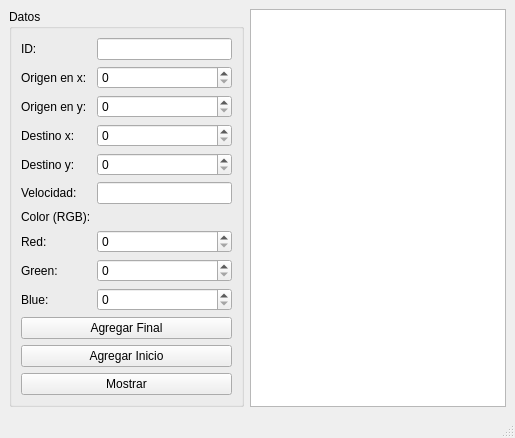
Before: the Qt Designer form mainwindow.ui in Antonio-Hdez/Prueba-interfazgrafica-antoniohdez, drawn with Qt 5.
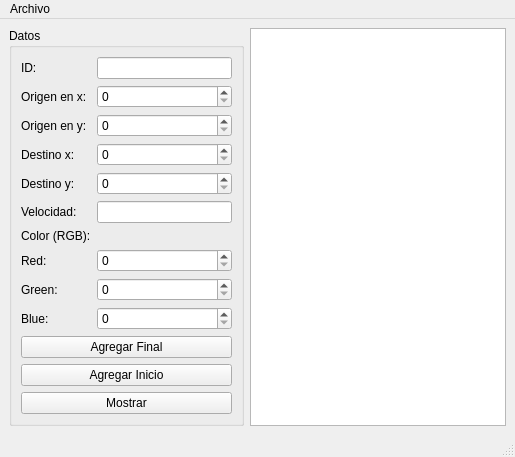
After: the same form once the commit is applied.

Commit message: Añadimos los archivos

Patch:
```diff
--- a/mainwindow.ui
+++ b/mainwindow.ui
@@ -184,6 +184,14 @@
      <height>21</height>
     </rect>
    </property>
+   <widget class="QMenu" name="menuArchivo">
+    <property name="title">
+     <string>Archivo</string>
+    </property>
+    <addaction name="actionAbrir"/>
+    <addaction name="actionGuardar"/>
+   </widget>
+   <addaction name="menuArchivo"/>
   </widget>
   <widget class="QStatusBar" name="statusbar"/>
  </widget>
```
Left out of the diff: 16 changed lines with no effect on the pictures. The commit also changes 4 other files.
